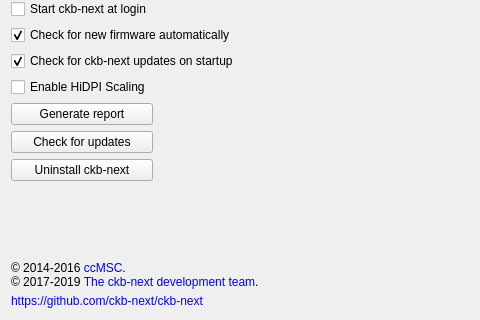
Qt form src/gui/settingswidget.ui (ckb-next/ckb-next) before a commit; both pictures show x 0 to 480 and y 346 to 666 of the 827 by 666 pixel window.
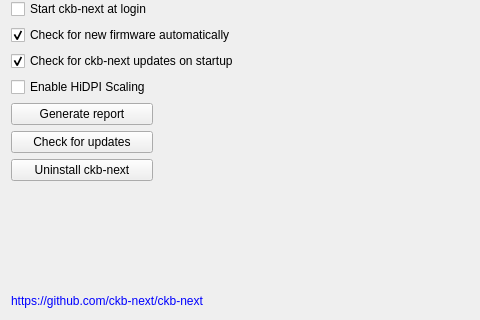
The same form after that commit. Custom widgets are drawn as their Qt base class.

Diff of the .ui file:
```diff
--- a/src/gui/settingswidget.ui
+++ b/src/gui/settingswidget.ui
@@ -491,7 +491,7 @@
        <item>
         <widget class="QLabel" name="label_2">
          <property name="text">
-          <string>© 2014-2016 &lt;a href=&quot;https://github.com/ccMSC/&quot; style=&quot;text-decoration:none;&quot;&gt;ccMSC&lt;/a&gt;.&lt;br/&gt;© 2017-2019 &lt;a href=&quot;https://github.com/ckb-next/ckb-next/graphs/contributors&quot; style=&quot;text-decoration:none;&quot;&gt;The ckb-next development team&lt;/a&gt;.</string>
+          <string/>
          </property>
          <property name="alignment">
           <set>Qt::AlignLeading|Qt::AlignLeft|Qt::AlignVCenter</set>
```
